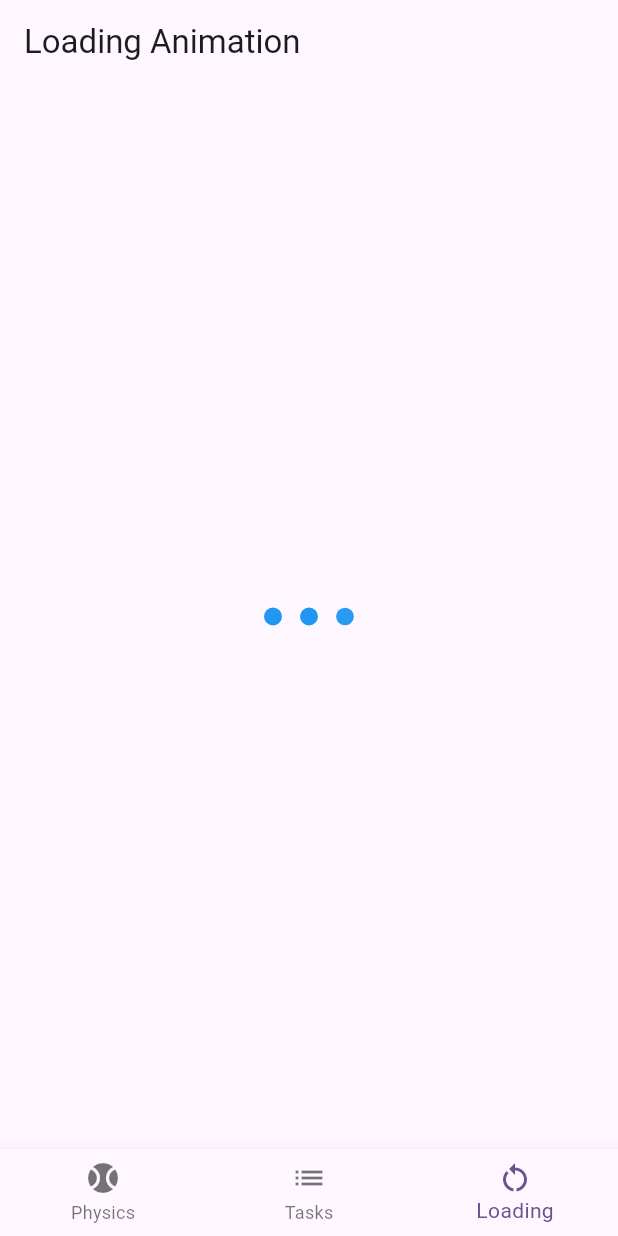
After one commit to Garfend/flutter_widget_exploration, a Flutter app: the screen it shows after launch, item 3 of the bottom bar chosen, on a phone screen of 412 x 824 dp. The commit adds this screen. Run offline on Flutter 3.47's test engine with Material 3 defaults, Android fonts, the phone set to English and light mode, and no system bars.

Commit message:
add loading animation screen to the app

```diff
--- /dev/null
+++ b/lib/loading_animation.dart
@@ -0,0 +1,79 @@
+import 'package:flutter/material.dart';
+
+class LoadingDotsAnimation extends StatefulWidget {
+  const LoadingDotsAnimation({super.key});
+
+  @override
+  State<LoadingDotsAnimation> createState() => _LoadingDotsAnimationState();
+}
+
+class _LoadingDotsAnimationState extends State<LoadingDotsAnimation>
+    with SingleTickerProviderStateMixin {
+  late final AnimationController _controller = AnimationController(
+    duration: const Duration(milliseconds: 1200),
+    vsync: this,
+  )..repeat();
+
+  static const _dotCount = 3;
+  static const _dotDelay = 0.2; // delay between dots
+
+  @override
+  void dispose() {
+    _controller.dispose();
+    super.dispose();
+  }
+
+  Animation<double> _buildDotAnimation(int index, {required bool forScale}) {
+    final start = index * _dotDelay;
+    final end = start + 0.6;
+    final curve = CurvedAnimation(
+      parent: _controller,
+      curve: Interval(start, end, curve: Curves.easeInOut),
+    );
+    return Tween<double>(begin: forScale ? 0.6 : 0.0, end: 1.0).animate(curve);
+  }
+
+  @override
+  Widget build(BuildContext context) {
+    return Scaffold(
+      appBar: AppBar(title: const Text('Loading Animation')),
+      body: Center(
+        child: SizedBox(
+          height: 40,
+          child: Center(
+            child: AnimatedBuilder(
+              animation: _controller,
+              builder: (context, child) {
+                return Row(
+                  mainAxisSize: MainAxisSize.min,
+                  children: List.generate(_dotCount, (i) {
+                    final scale = _buildDotAnimation(i, forScale: true).value;
+                    final opacity = _buildDotAnimation(
+                      i,
+                      forScale: false,
+                    ).value;
+                    return Opacity(
+                      opacity: opacity,
+                      child: Transform.scale(
+                        scale: scale,
+                        child: Container(
+                          margin: const EdgeInsets.symmetric(horizontal: 6),
+                          width: 12,
+                          height: 12,
+                          decoration: const BoxDecoration(
+                            color: Colors.blue,
+                            shape: BoxShape.circle,
+                          ),
+                        ),
+                      ),
+                    );
+                  }),
+                );
+              },
+            ),
+          ),
+        ),
+      ),
+    );
+  }
+}
--- a/lib/main.dart
+++ b/lib/main.dart
@@ -1,6 +1,8 @@
 import 'package:flutter/material.dart';
 import 'package:flutter_widget_exploration/interactive_dismissable_list.dart';
 import 'package:flutter_widget_exploration/interactive_physics_widget.dart';
+import 'package:flutter_widget_exploration/loading_animation.dart';
+
 
 void main() {
   runApp(const MyApp());
@@ -34,6 +36,7 @@ class _HomeNavBarState extends State<HomeNavBar> {
   final List<Widget> _screens = const [
     InteractivePhysicsWidget(),
     InterActiveDismisableLists(),
+    LoadingDotsAnimation(),
   ];
 
   @override
@@ -47,9 +50,10 @@ class _HomeNavBarState extends State<HomeNavBar> {
             icon: Icon(Icons.sports_baseball),
             label: 'Physics',
           ),
+          BottomNavigationBarItem(icon: Icon(Icons.list), label: 'Tasks'),
           BottomNavigationBarItem(
-            icon: Icon(Icons.list),
-            label: 'Tasks',
+            icon: Icon(Icons.restart_alt),
+            label: 'Loading',
           ),
         ],
         onTap: (index) {
```
